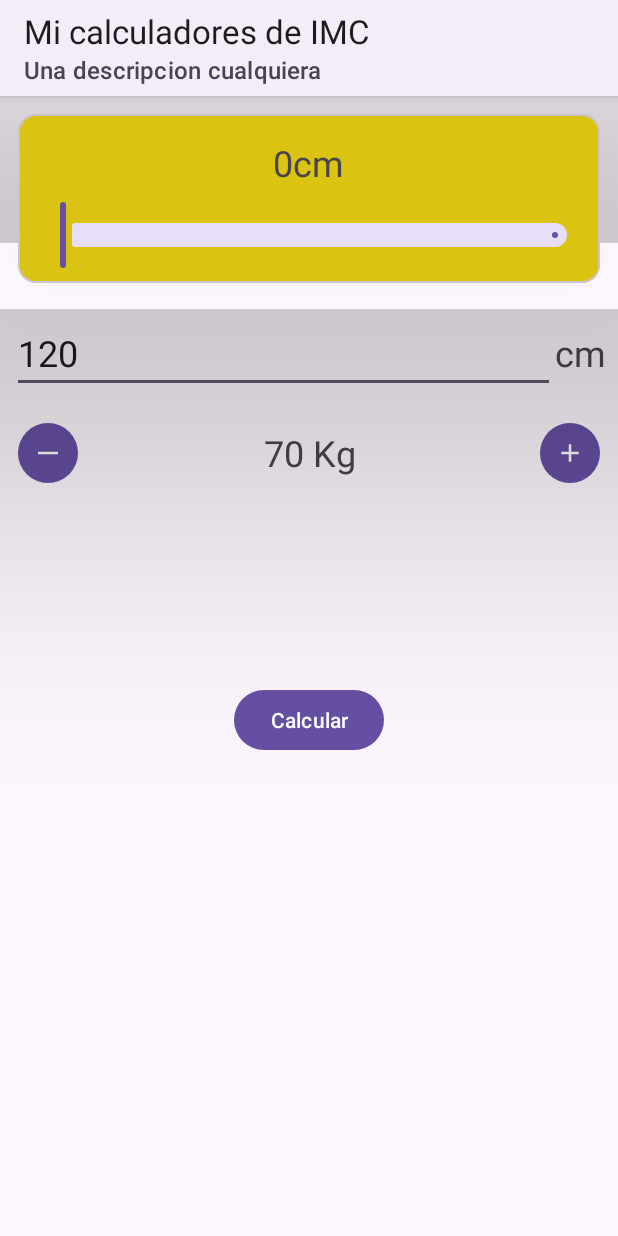
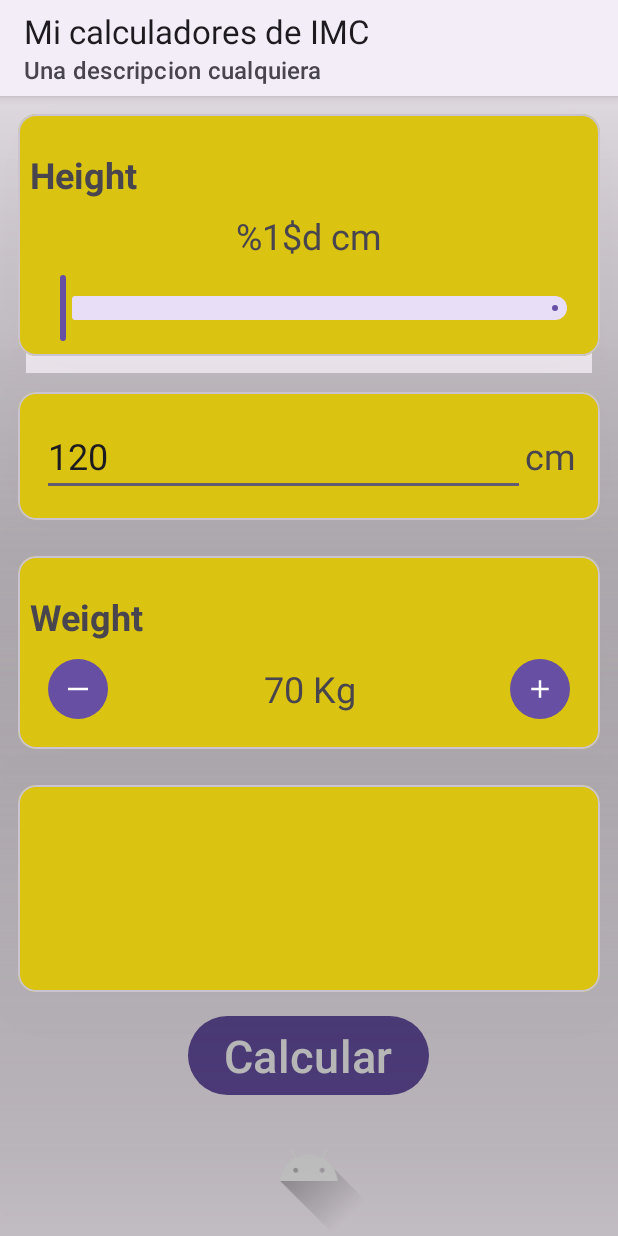
Before and after one commit to raulfl1982ndrd/BMICalculator, an Android app: the screen it shows after launch (MainActivity), on a phone screen of 412 x 824 dp. Run offline under Robolectric (Android 15) with nearby library versions, the phone set to English and light mode, and no system bars.

Commit message:
Commit final con algunas cosas de diseño
(cherry picked from commit 6865d90fd29c280a21262ecd130b3368399dbf70)

```diff
--- a/app/src/main/res/layout/activity_main.xml
+++ b/app/src/main/res/layout/activity_main.xml
@@ -25,6 +25,14 @@
             android:orientation="vertical"
             android:gravity="center_vertical"
             android:padding="8dp">
+            <TextView
+                android:layout_width="wrap_content"
+                android:layout_height="wrap_content"
+                android:text="@string/height_label"
+                android:textStyle="bold"
+                android:textSize="24dp"
+                android:layout_marginTop="16dp"
+                />
             <LinearLayout
                 android:layout_width="match_parent"
                 android:layout_height="wrap_content"
@@ -35,12 +43,8 @@
                         android:id="@+id/heightTextView"
                         android:layout_width="wrap_content"
                         android:layout_height="wrap_content"
-                        android:text="0"
-                        android:textSize="24sp"/>
-                    <TextView
-                        android:layout_width="wrap_content"
-                        android:layout_height="wrap_content"
-                        android:text="cm"
+                        android:textAlignment="center"
+                        android:text="@string/height_text"
                         android:textSize="24sp"/>
             </LinearLayout>
             <com.google.android.material.slider.Slider
@@ -48,12 +52,32 @@
                 android:layout_width="match_parent"
                 android:layout_height="match_parent"
                 android:valueFrom="100"
-                android:valueTo="230"
+                android:valueTo="240"
                 android:stepSize="1"
                 app:tickVisible="false"
+                android:value="100"
+                app:labelBehavior="gone"
+                android:contentDescription="Height"
                 />
         </LinearLayout>
         </com.google.android.material.card.MaterialCardView>
+        <com.google.android.material.card.MaterialCardView
+            android:layout_width="match_parent"
+            android:layout_height="wrap_content"
+            android:layout_margin="12dp"
+            app:cardBackgroundColor="#DAC311"
+            app:cardCornerRadius="12dp"
+            app:cardElevation="140dp"
+            android:clickable="true"
+            android:focusable="true"
+            android:checkable="true"
+            >
+            <LinearLayout
+                android:layout_width="match_parent"
+                android:layout_height="wrap_content"
+                android:orientation="vertical"
+                android:gravity="center_vertical"
+                android:padding="8dp">
 
                 <LinearLayout
                     android:layout_width="match_parent"
@@ -68,7 +92,7 @@
                         android:layout_height="wrap_content"
                         android:ems="10"
                         android:inputType="number"
-            android:text="0"
+                        android:text="100"
                         android:textSize="24sp"
                         android:layout_weight="1"/>
                     <TextView
@@ -78,8 +102,35 @@
                         android:textSize="24sp"/>
 
                 </LinearLayout>
+            </LinearLayout>
+    </com.google.android.material.card.MaterialCardView>
 
     <!-- Peso -->
+    <com.google.android.material.card.MaterialCardView
+        android:layout_width="match_parent"
+        android:layout_height="wrap_content"
+        android:layout_margin="12dp"
+        app:cardBackgroundColor="#DAC311"
+        app:cardCornerRadius="12dp"
+        app:cardElevation="140dp"
+        android:clickable="true"
+        android:focusable="true"
+        android:checkable="true"
+        >
+        <LinearLayout
+            android:layout_width="match_parent"
+            android:layout_height="wrap_content"
+
+            android:orientation="vertical"
+            android:padding="8dp">
+            <TextView
+                android:layout_width="wrap_content"
+                android:layout_height="wrap_content"
+                android:text="@string/weight_label"
+                android:textStyle="bold"
+                android:textSize="24dp"
+                android:layout_marginTop="16dp"
+                />
             <LinearLayout
                 android:layout_width="match_parent"
                 android:layout_height="wrap_content"
@@ -93,6 +144,8 @@
                     android:layout_width="wrap_content"
                     android:layout_height="wrap_content"
                     android:layout_gravity="start"
+                    android:padding="10dp"
+                    android:contentDescription="Minus weight"
                     app:icon="@drawable/ic_minus" />
 
                 <TextView
@@ -100,7 +153,7 @@
                     android:layout_width="wrap_content"
                     android:layout_height="wrap_content"
                     android:layout_gravity="center"
-            android:text="0Kg"
+                    android:text="@string/weight_text"
                     android:textAlignment="center"
                     android:layout_weight="1"
                     android:textSize="24sp" />
@@ -111,9 +164,30 @@
                     android:layout_width="wrap_content"
                     android:layout_height="wrap_content"
                     android:layout_gravity="end"
+                    android:contentDescription="Plus weight"
                     app:icon="@drawable/ic_add" />
             </LinearLayout>
+        </LinearLayout>
+    </com.google.android.material.card.MaterialCardView>
     <!-- Resultado -->
+    <com.google.android.material.card.MaterialCardView
+        android:layout_width="match_parent"
+        android:layout_height="wrap_content"
+        android:layout_margin="12dp"
+        app:cardBackgroundColor="#DAC311"
+        app:cardCornerRadius="12dp"
+        app:cardElevation="140dp"
+        android:clickable="true"
+        android:focusable="true"
+        android:checkable="true"
+        >
+        <LinearLayout
+            android:layout_width="match_parent"
+            android:layout_height="wrap_content"
+
+            android:orientation="vertical"
+            android:padding="8dp">
+
         <TextView
         android:id="@+id/descripcionTextView"
         android:layout_width="wrap_content"
@@ -126,6 +200,7 @@
         android:layout_width="wrap_content"
         android:layout_height="wrap_content"
         tools:text="00.00"
+        android:textStyle="bold"
         android:textSize="30sp"
         android:layout_gravity="center_horizontal"/>
     <TextView
@@ -135,16 +210,21 @@
         tools:text="Su peso esta bien."
         android:textSize="30sp"
         android:layout_gravity="center_horizontal"/>
+        </LinearLayout>
+
+    </com.google.android.material.card.MaterialCardView>
     <Button
         android:id="@+id/calculateButton"
         android:layout_width="wrap_content"
         android:layout_height="wrap_content"
         android:text="Calcular"
+        android:textSize="30dp"
         android:layout_gravity="center_horizontal"/>
 
     <ImageView
         android:id="@+id/imageViewPanel"
-        android:layout_width="wrap_content"
-        android:layout_height="wrap_content"
+        android:layout_width="match_parent"
+        android:layout_height="match_parent"
+        android:src="@drawable/ic_launcher_foreground"
         android:layout_gravity="center_horizontal"/>
 </LinearLayout>
```
Lines whose indentation alone changed are shown as unchanged.
